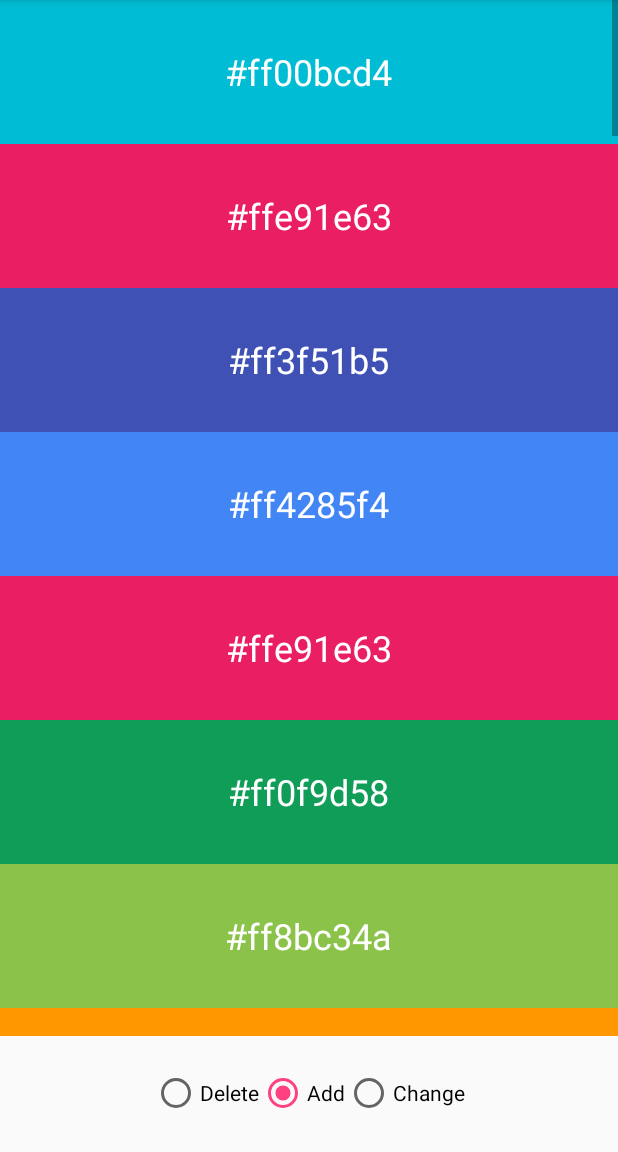
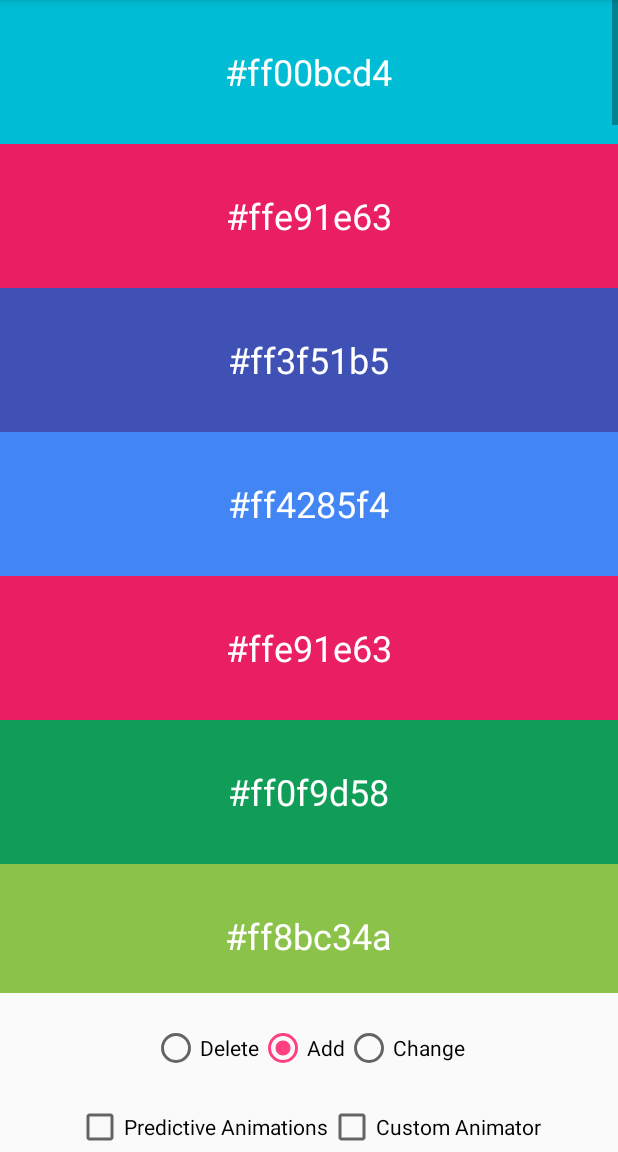
Before and after one commit to csgavino/recycler-view-animations, an Android app: the screen it shows after launch (MainActivity), after a tap on an icon or button, on a phone screen of 412 x 824 dp, the part 84-1236 px from its top. Run offline under Robolectric (Android 15) with nearby library versions, the phone set to English and light mode, and no system bars.

Commit message:
Toggleable predictive and custom animations

```diff
--- a/app/src/main/java/com/example/sandbox2/ColorsFragment.kt
+++ b/app/src/main/java/com/example/sandbox2/ColorsFragment.kt
@@ -16,6 +16,8 @@ import android.support.v7.widget.RecyclerView
 import android.view.LayoutInflater
 import android.view.View
 import android.view.ViewGroup
+import android.widget.CheckBox
+import android.widget.CompoundButton
 import android.widget.RadioGroup
 import java.util.*
 
@@ -33,12 +35,15 @@ class ColorsControllerImpl(val adapter: ColorsAdapter) : ColorsController {
     }
 }
 
-class ColorsFragment() : Fragment(), ColorsCallback {
+class ColorsFragment() : Fragment(), ColorsCallback, CompoundButton.OnCheckedChangeListener {
+
 
     val colorsAdapter = ColorsAdapter()
 
     lateinit var recyclerView: RecyclerView
     lateinit var radioGroup: RadioGroup
+    lateinit var predictiveAnimations: CheckBox
+    lateinit var customAnimator: CheckBox
 
     lateinit var colorsController: ColorsController
 
@@ -47,15 +52,16 @@ class ColorsFragment() : Fragment(), ColorsCallback {
 
         val view = inflater.inflate(R.layout.fragment_colors, container, false)
 
-        radioGroup = view.findViewById(R.id.radioGroup) as RadioGroup
+        radioGroup = view.findViewById(R.id.radio_group) as RadioGroup
+        predictiveAnimations = view.findViewById(R.id.predictive_animations) as CheckBox
+        predictiveAnimations.setOnCheckedChangeListener(this)
+
+        customAnimator = view.findViewById(R.id.custom_animator) as CheckBox
+        customAnimator.setOnCheckedChangeListener(this)
 
         recyclerView = view.findViewById(R.id.colors) as RecyclerView
         recyclerView.layoutManager = LinearLayoutManager(view.context)
         recyclerView.adapter = colorsAdapter
-
-        recyclerView.layoutManager = MyLayoutManager(view.context)
-//        recyclerView.itemAnimator = DefaultItemAnimator()
-        recyclerView.itemAnimator = MyItemAnimator()
 
         colorsAdapter.callback = this
         colorsController = ColorsControllerImpl(colorsAdapter)
@@ -71,6 +77,20 @@ class ColorsFragment() : Fragment(), ColorsCallback {
                 radioGroup.checkedRadioButtonId)
     }
 
+    override fun onCheckedChanged(buttonView: CompoundButton, isChecked: Boolean) {
+        when (buttonView.id) {
+            R.id.predictive_animations ->
+                recyclerView.layoutManager =
+                        if (isChecked) MyLayoutManager(buttonView.context)
+                        else LinearLayoutManager(buttonView.context)
+
+            R.id.custom_animator ->
+                recyclerView.itemAnimator =
+                        if (isChecked) MyItemAnimator()
+                        else DefaultItemAnimator()
+        }
+    }
+
 }
 
 class MyLayoutManager(context: Context) : LinearLayoutManager(context) {
@@ -83,9 +103,16 @@ class MyItemAnimator() : DefaultItemAnimator() {
 
     private var animatorCache: HashMap<ColorsViewHolder, AnimatorInfo> = HashMap()
 
-    private class ColorsHolderInfo(vh: ColorsViewHolder) : ItemHolderInfo() {
-        var color: Int = (vh.itemView.background as ColorDrawable).color
-        var text: String = vh.colorTextView.text.toString()
+    private class ColorsHolderInfo() : ItemHolderInfo() {
+        var color: Int = -1
+        lateinit var text: String
+
+        fun setFrom(holder: ColorsViewHolder): ItemHolderInfo {
+            color = (holder.itemView.background as ColorDrawable).color
+            text = holder.colorTextView.text.toString()
+
+            return super.setFrom(holder)
+        }
     }
 
     private data class AnimatorInfo(
@@ -104,12 +131,12 @@ class MyItemAnimator() : DefaultItemAnimator() {
                                             viewHolder: RecyclerView.ViewHolder,
                                             changeFlags: Int,
                                             payloads: MutableList<Any>): ItemHolderInfo {
-        return ColorsHolderInfo(viewHolder as ColorsViewHolder)
+        return ColorsHolderInfo().setFrom(viewHolder as ColorsViewHolder)
     }
 
     override fun recordPostLayoutInformation(state: RecyclerView.State,
                                              viewHolder: RecyclerView.ViewHolder): ItemHolderInfo {
-        return ColorsHolderInfo(viewHolder as ColorsViewHolder)
+        return ColorsHolderInfo().setFrom(viewHolder as ColorsViewHolder)
     }
 
     override fun animateAdd(holder: RecyclerView.ViewHolder?): Boolean {
--- a/app/src/main/res/layout/fragment_colors.xml
+++ b/app/src/main/res/layout/fragment_colors.xml
@@ -13,7 +13,7 @@
         android:scrollbars="vertical" />
 
     <RadioGroup
-        android:id="@+id/radioGroup"
+        android:id="@+id/radio_group"
         android:layout_width="match_parent"
         android:layout_height="0dp"
         android:layout_weight="0.1"
@@ -42,4 +42,24 @@
 
     </RadioGroup>
 
+    <LinearLayout
+        android:layout_width="wrap_content"
+        android:layout_height="wrap_content"
+        android:layout_gravity="center"
+        android:orientation="horizontal">
+
+        <CheckBox
+            android:id="@+id/predictive_animations"
+            android:layout_width="match_parent"
+            android:layout_height="match_parent"
+            android:text="@string/predictive_animations" />
+
+        <CheckBox
+            android:id="@+id/custom_animator"
+            android:layout_width="match_parent"
+            android:layout_height="match_parent"
+            android:text="@string/custom_animator" />
+
+    </LinearLayout>
+
 </LinearLayout>
--- a/app/src/main/res/values/strings.xml
+++ b/app/src/main/res/values/strings.xml
@@ -6,4 +6,6 @@
     <string name="delete">Delete</string>
     <string name="change">Change</string>
     <string name="add">Add</string>
+    <string name="predictive_animations">Predictive Animations</string>
+    <string name="custom_animator">Custom Animator</string>
 </resources>
```
